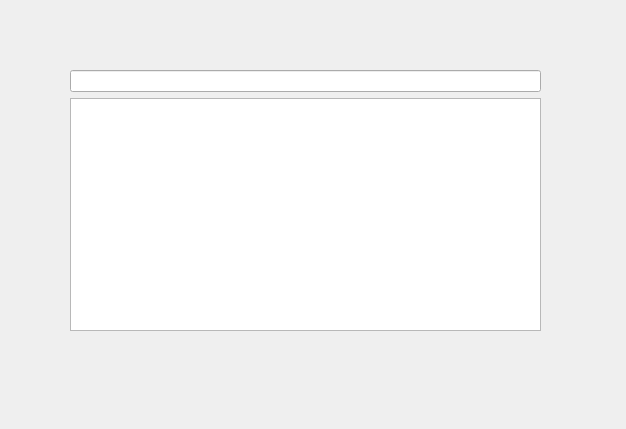
First picture: the form in src/PackagesView.ui, repository silkedit/silkedit, before the edit.
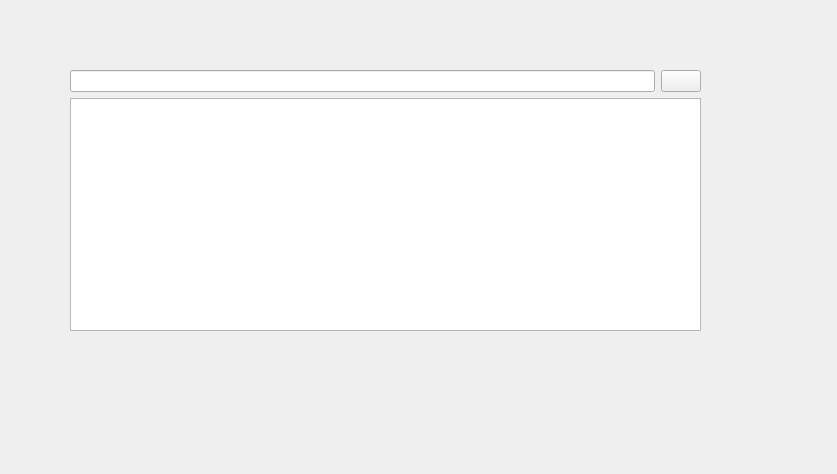
Second picture: the form after the edit.

Commit message: Add Reload button

Diff of the .ui file:
```diff
--- a/src/PackagesView.ui
+++ b/src/PackagesView.ui
@@ -6,8 +6,8 @@
    <rect>
     <x>0</x>
     <y>0</y>
-    <width>626</width>
-    <height>429</height>
+    <width>837</width>
+    <height>474</height>
    </rect>
   </property>
   <widget class="QWidget" name="horizontalLayoutWidget">
@@ -15,7 +15,7 @@
     <rect>
      <x>70</x>
      <y>70</y>
-     <width>471</width>
+     <width>631</width>
      <height>281</height>
     </rect>
    </property>
@@ -23,7 +23,18 @@
     <item>
      <layout class="QVBoxLayout" name="verticalLayout">
       <item>
-       <widget class="QLineEdit" name="filterEdit"/>
+       <layout class="QHBoxLayout" name="horizontalLayout">
+        <item>
+         <widget class="QLineEdit" name="filterEdit"/>
+        </item>
+        <item>
+         <widget class="QPushButton" name="reloadButton">
+          <property name="text">
+           <string/>
+          </property>
+         </widget>
+        </item>
+       </layout>
       </item>
       <item>
        <widget class="QTableView" name="tableView">
```
The commit also changes 1 other file.
